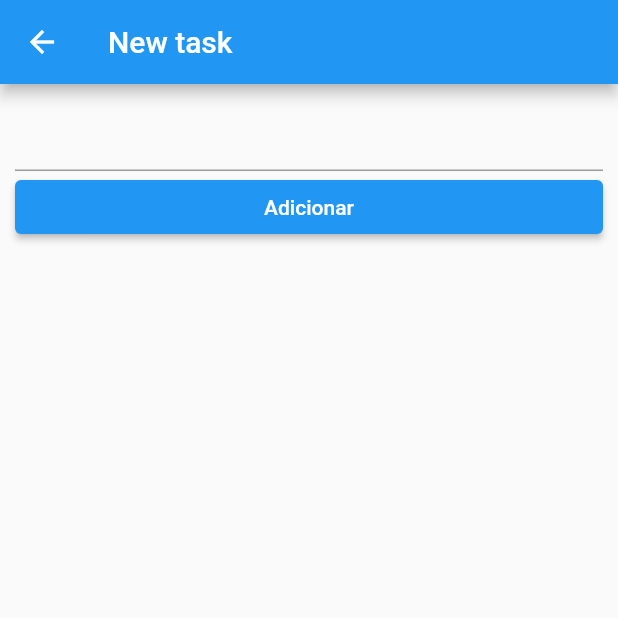
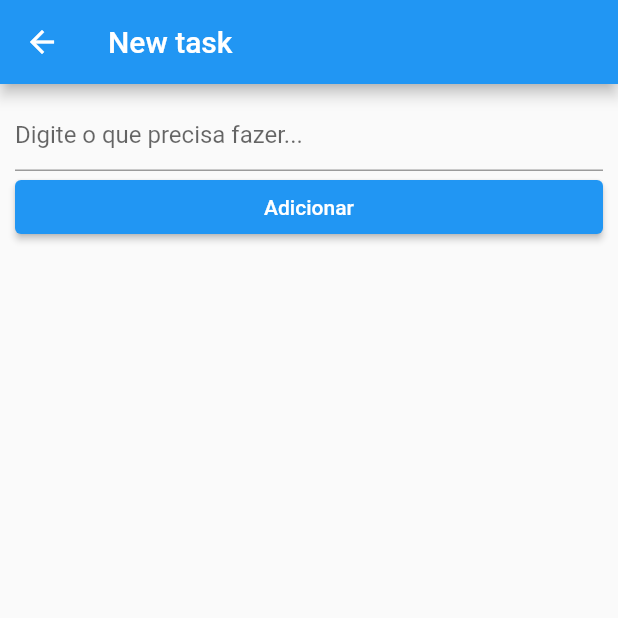
Before and after one commit to hunteradv/task_list, a Flutter app: the TaskCreatePage screen opened by its route, on a phone screen of 412 x 824 dp, the top half of it. Run offline on Flutter 3.47's test engine with Material 2 defaults, Android fonts, the phone set to English and light mode, and no system bars; our stand-ins replace cloud_firestore, firebase_auth, firebase_core; accounts and stored records are empty.

```diff
--- a/lib/main.dart
+++ b/lib/main.dart
@@ -2,6 +2,7 @@ import 'package:firebase_core/firebase_core.dart';
 import 'package:flutter/material.dart';
 import 'package:task_list/task_create.dart';
 import 'package:task_list/task_list.dart';
+import 'package:task_list/user_register.dart';
 
 const firebaseConfig = FirebaseOptions(
     apiKey: "AIzaSyCZyOrEA4Zh44QVjAfqtxARqtRvbfysQ8c",
@@ -23,10 +24,11 @@ class MyApp extends StatelessWidget {
   @override
   Widget build(BuildContext context) {
     return MaterialApp(
-      initialRoute: '/task_list',
+      initialRoute: '/user_register',
       routes: {
         '/task_create': (context) => TaskCreatePage(),
-        '/task_list': (context) => TaskListPage()
+        '/task_list': (context) => TaskListPage(),
+        '/user_register': (context) => UserRegisterPage()
       },
     );
   }
--- a/lib/task_create.dart
+++ b/lib/task_create.dart
@@ -1,13 +1,14 @@
 import 'package:cloud_firestore/cloud_firestore.dart';
-import 'package:firebase_core/firebase_core.dart';
 import 'package:flutter/material.dart';
 
+// ignore: must_be_immutable
 class TaskCreatePage extends StatelessWidget {
+  TaskCreatePage({super.key});
   FirebaseFirestore firestore = FirebaseFirestore.instance;
+  final TextEditingController txtName = TextEditingController();
 
   void add(BuildContext context, String name, bool finished) {
     firestore.collection('tasks').add({'name': name, 'finished': finished});
-    Navigator.of(context).pop();
   }
 
   @override
@@ -20,11 +21,19 @@ class TaskCreatePage extends StatelessWidget {
         margin: const EdgeInsets.all(10),
         child: Column(
           children: [
-            const TextField(),
+            TextField(
+              controller: txtName,
+              decoration: const InputDecoration(
+                  hintText: "Digite o que precisa fazer..."),
+              keyboardType: TextInputType.text,
+            ),
             SizedBox(
               width: double.infinity,
               child: ElevatedButton(
-                onPressed: () => Navigator.of(context).pop(),
+                onPressed: () {
+                  add(context, txtName.text, false);
+                  Navigator.of(context).pop();
+                },
                 child: const Text("Adicionar"),
               ),
             )
--- a/lib/task_list.dart
+++ b/lib/task_list.dart
@@ -24,7 +24,6 @@ class TaskListPage extends StatelessWidget {
           stream: firestore
               .collection('tasks')
               .where('finished', isEqualTo: false)
-              .orderBy('name')
               .snapshots(),
           builder: (context, snapshot) {
             if (!snapshot.hasData) {
--- a/pubspec.yaml
+++ b/pubspec.yaml
@@ -36,6 +36,7 @@ dependencies:
   cupertino_icons: ^1.0.2
   firebase_core:
   cloud_firestore:
+  firebase_auth:
 
 dev_dependencies:
   flutter_test:
```
Also changed, not shown: lib/user_register.dart (added, +54 -0 lines), pubspec.lock, 1 other file.
